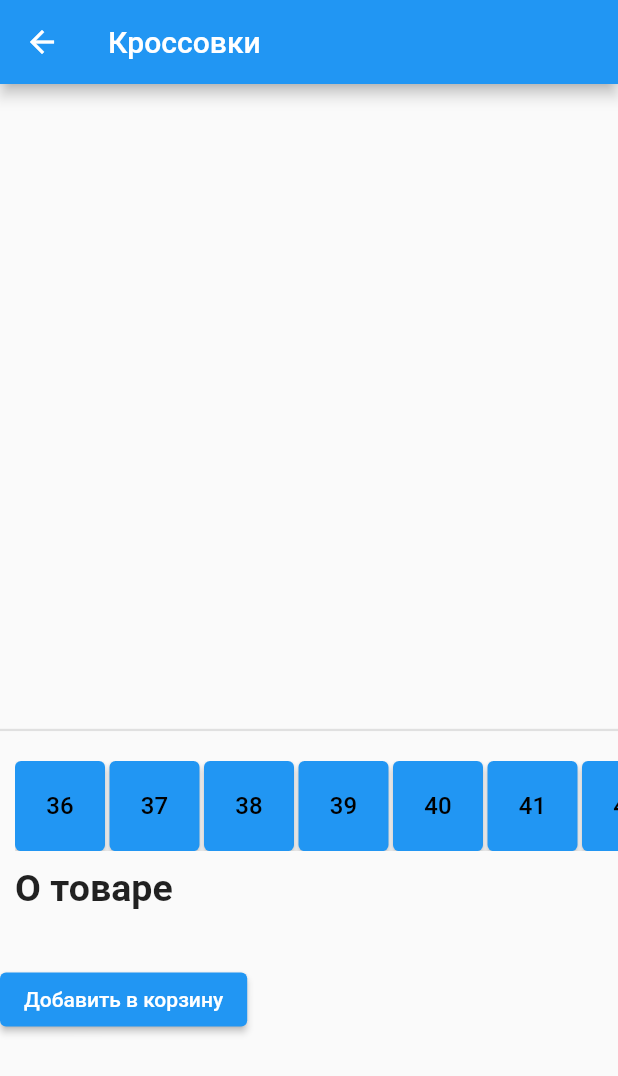
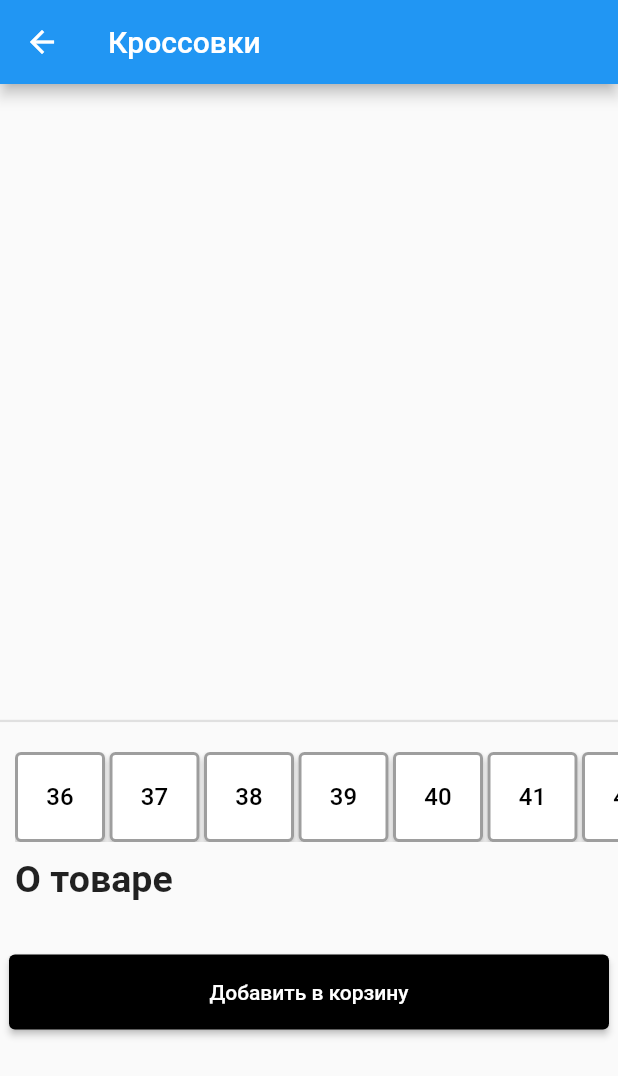
Before and after one commit to ofexin/shop, a Flutter app: the SneakersDetailsPage screen opened directly with empty values, after a tap on "Добавить в корзину", on a phone screen of 412 x 824 dp. Shown: the top 1076 px of the screen. Run offline on Flutter 3.47's test engine with Material 2 defaults, Android fonts, the light colour scheme and no system bars; drawn by our look-alikes of carousel_slider; our stand-ins replace cloud_firestore, firebase_core, rxdart; accounts and stored records are empty; network calls fail.

Commit message:
Add styles to sizes buttons and add to card button

```diff
--- a/lib/SneakersDetailsPage.dart
+++ b/lib/SneakersDetailsPage.dart
@@ -111,17 +111,29 @@ class _SneakersDetailsPageState extends State<SneakersDetailsPage> {
                                 MaterialStateProperty.resolveWith<Color>(
                               (Set<MaterialState> states) {
                                 if (states.contains(MaterialState.pressed)) {
-                                  return Colors.red;
+                                  return Colors.grey;
                                 } else if (isSelected) {
-                                  return Colors.green;
+                                  return Colors.black;
                                 }
-                                return Colors.blue;
+                                return Colors.white;
+                              },
+                            ),
+                            side: MaterialStateProperty.resolveWith<BorderSide>(
+                              (Set<MaterialState> states) {
+                                if (isSelected) {
+                                  return BorderSide.none;
+                                }
+                                return BorderSide(
+                                    color: Colors.grey, width: 2.0);
                               },
                             ),
                           ),
                           child: Text(
                             size,
-                            style: TextStyle(fontSize: 16, color: Colors.black),
+                            style: TextStyle(
+                              fontSize: 16,
+                              color: isSelected ? Colors.white : Colors.black,
+                            ),
                           ),
                         ),
                       );
@@ -143,12 +155,23 @@ class _SneakersDetailsPageState extends State<SneakersDetailsPage> {
                 child: Text(widget.sneakers.description),
               ),
               SizedBox(height: 10),
-              ElevatedButton(
-                onPressed: () {
-                  cart.addItem(widget.sneakers, widget.sneakers.selectedSize);
-                },
-                child: Text('Добавить в корзину'),
-              ),
+              Padding(
+                  padding: EdgeInsets.only(bottom: 10),
+                  child: Align(
+                      alignment: Alignment.bottomCenter,
+                      child: SizedBox(
+                          width: 400,
+                          height: 50,
+                          child: ElevatedButton(
+                            onPressed: () {
+                              cart.addItem(widget.sneakers,
+                                  widget.sneakers.selectedSize);
+                            },
+                            style: ElevatedButton.styleFrom(
+                              primary: Colors.black,
+                            ),
+                            child: Text('Добавить в корзину'),
+                          )))),
             ],
           ),
         ),
```
